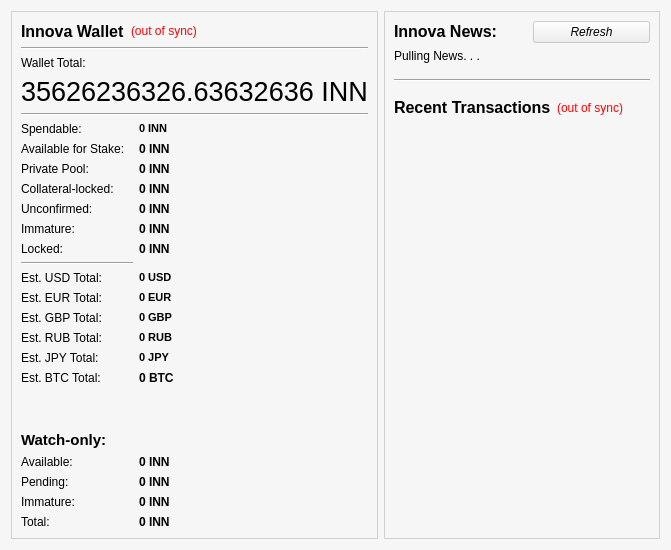
First picture: the form in src/qt/forms/overviewpage.ui, repository innova-foundation/innova, before the edit.
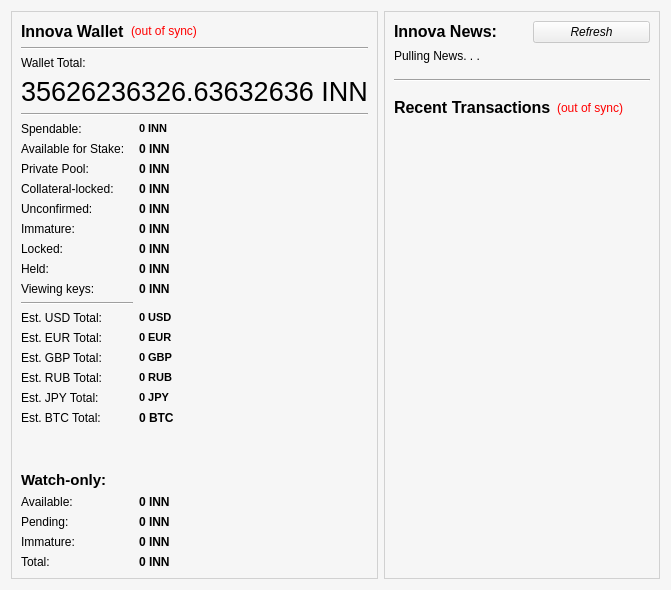
Second picture: the form after the edit. Icons and pictures are not drawn.

Commit message:
wallet:[add] add IV5 viewing keys, held balance and their Qt surfaces
Imported notes are watch-only. Change and self-pay outputs are not
visible to a viewing key.

The edit to the form file:
```diff
--- a/src/qt/forms/overviewpage.ui
+++ b/src/qt/forms/overviewpage.ui
@@ -201,6 +201,64 @@
             </property>
            </widget>
           </item>
+          <item row="7" column="0">
+           <widget class="QLabel" name="labelShieldedHeldText">
+            <property name="text">
+             <string>Held:</string>
+            </property>
+           </widget>
+          </item>
+          <item row="7" column="1">
+           <widget class="QLabel" name="labelShieldedHeld">
+            <property name="font">
+             <font>
+              <weight>75</weight>
+              <bold>true</bold>
+             </font>
+            </property>
+            <property name="cursor">
+             <cursorShape>IBeamCursor</cursorShape>
+            </property>
+            <property name="toolTip">
+             <string>Private-pool value held by z_holdiv5note. Owned, counted in the total, not spendable until released.</string>
+            </property>
+            <property name="text">
+             <string notr="true">0 INN</string>
+            </property>
+            <property name="textInteractionFlags">
+             <set>Qt::LinksAccessibleByMouse|Qt::TextSelectableByKeyboard|Qt::TextSelectableByMouse</set>
+            </property>
+           </widget>
+          </item>
+          <item row="8" column="0">
+           <widget class="QLabel" name="labelShieldedWatchText">
+            <property name="text">
+             <string>Viewing keys:</string>
+            </property>
+           </widget>
+          </item>
+          <item row="8" column="1">
+           <widget class="QLabel" name="labelShieldedWatch">
+            <property name="font">
+             <font>
+              <weight>75</weight>
+              <bold>true</bold>
+             </font>
+            </property>
+            <property name="cursor">
+             <cursorShape>IBeamCursor</cursorShape>
+            </property>
+            <property name="toolTip">
+             <string>Value received at addresses covered by imported IV5 viewing keys. Not yours to spend and not in the total; spends are not visible to a viewing key, so this is value received, not a balance.</string>
+            </property>
+            <property name="text">
+             <string notr="true">0 INN</string>
+            </property>
+            <property name="textInteractionFlags">
+             <set>Qt::LinksAccessibleByMouse|Qt::TextSelectableByKeyboard|Qt::TextSelectableByMouse</set>
+            </property>
+           </widget>
+          </item>
           <item row="4" column="0">
            <widget class="QLabel" name="unconfirmedlabeltxt">
             <property name="text">
```
The commit also changes 17 other files.
